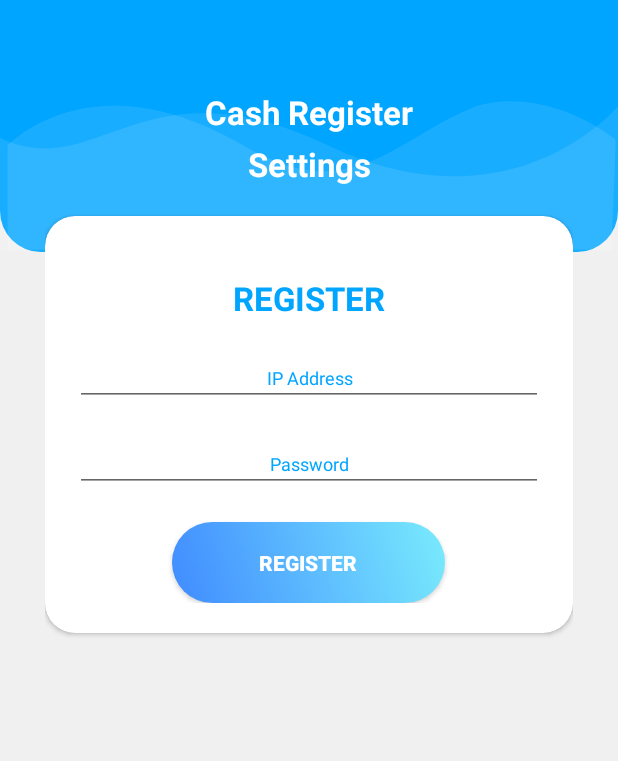
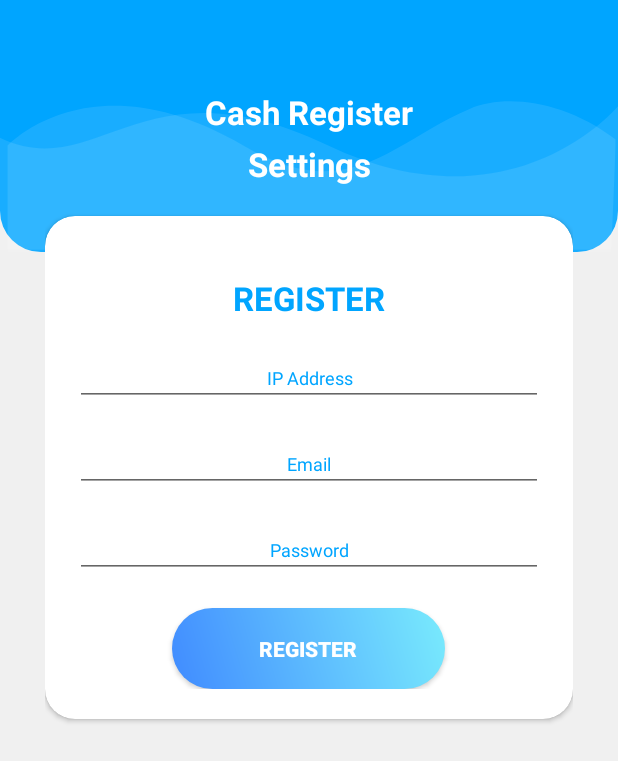
Before and after one commit to loucanadell/cashManager, an Android app: the screen it shows after launch (SettingsActivity), on a phone screen of 412 x 824 dp. Shown: the top 761 px of the screen. Run offline under Robolectric (Android 15) with nearby library versions, the phone set to English and light mode, and no system bars.

```diff
--- a/app/build.gradle
+++ b/app/build.gradle
@@ -26,7 +26,9 @@ android {
 dependencies {
     implementation fileTree(dir: 'libs', include: ['*.jar'])
     implementation"org.jetbrains.kotlin:kotlin-stdlib-jdk7:$kotlin_version"
-    implementation 'com.android.volley:volley:1.0.0'
+    implementation 'com.android.volley:volley:1.1.0'
+    implementation 'com.google.code.gson:gson:2.8.2'
+    implementation("com.squareup.moshi:moshi:1.9.1")
 
     implementation 'com.android.support:cardview-v7:29.0.0'
     implementation 'androidx.appcompat:appcompat:1.0.2'
--- a/app/src/main/java/com/msc/cashmanager/Product.kt
+++ b/app/src/main/java/com/msc/cashmanager/Product.kt
@@ -2,8 +2,10 @@ package com.msc.cashmanager
 
 import android.os.Parcel
 import android.os.Parcelable
+import com.google.gson.annotations.SerializedName
 
-class Product(var name: String?, var price: Float) : Parcelable {
+class Product(@SerializedName("title") var name: String?,
+              @SerializedName("highest_recorded_price") var price: Float) : Parcelable {
     constructor(parcel: Parcel) : this(
         parcel.readString(),
         parcel.readFloat()
--- a/app/src/main/java/com/msc/cashmanager/SettingsActivity.kt
+++ b/app/src/main/java/com/msc/cashmanager/SettingsActivity.kt
@@ -15,10 +15,12 @@ class SettingsActivity : AppCompatActivity() {
         val registerButton = findViewById<Button>(R.id.register);
         val ipAddress = findViewById<EditText>(R.id.ipAddress);
         val password = findViewById<EditText>(R.id.password);
+        val email = findViewById<EditText>(R.id.email);
 
         registerButton.setOnClickListener{
             if (ipAddress.text.toString().trim().isNotBlank() &&
-                password.text.toString().trim().isNotBlank()) {
+                password.text.toString().trim().isNotBlank() &&
+                email.text.toString().trim().isNotBlank()) {
                 val homeIntent = Intent(this, HomeActivity::class.java)
                 startActivity(homeIntent)
             }
--- a/app/src/main/res/drawable/payment_bk.xml
+++ b/app/src/main/res/drawable/payment_bk.xml
@@ -6,8 +6,8 @@
     <gradient
         android:angle="45"
         android:centerX="35%"
-        android:startColor="#4ea832"
-        android:endColor="#4ea832"
+        android:startColor="#14e37c"
+        android:endColor="#14e37c"
         android:type="linear"
         />
     <size
--- a/app/src/main/res/layout/layout_settings.xml
+++ b/app/src/main/res/layout/layout_settings.xml
@@ -30,6 +30,14 @@
 
             <EditText
                 style="@style/modifiedEditText"
+                android:id="@+id/email"
+                android:inputType="textEmailAddress"
+                android:maxLines="1"
+                android:hint="Email"
+                android:layout_marginTop="@dimen/loginViewsMargin"/>
+
+            <EditText
+                style="@style/modifiedEditText"
                 android:id="@+id/password"
                 android:inputType="textPassword"
                 android:maxLines="1"
```
Also changed, not shown: app/src/main/java/com/msc/cashmanager/APIWrapper.kt (+13 -5 lines), app/src/main/java/com/msc/cashmanager/ScannerActivity.kt (+31 -20 lines).
